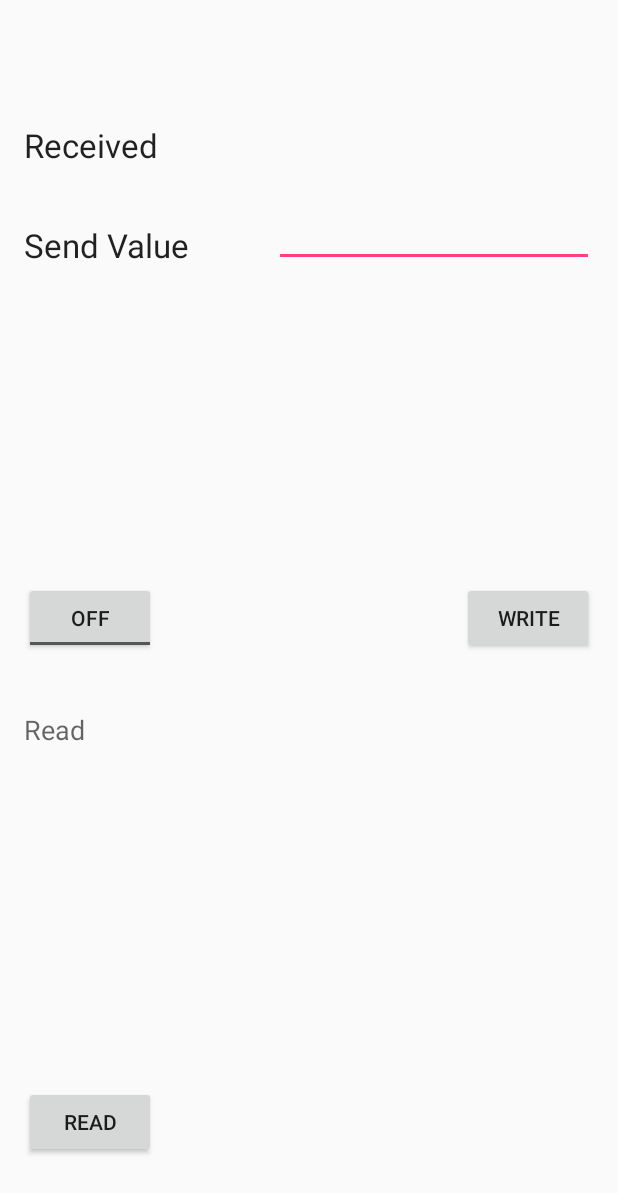
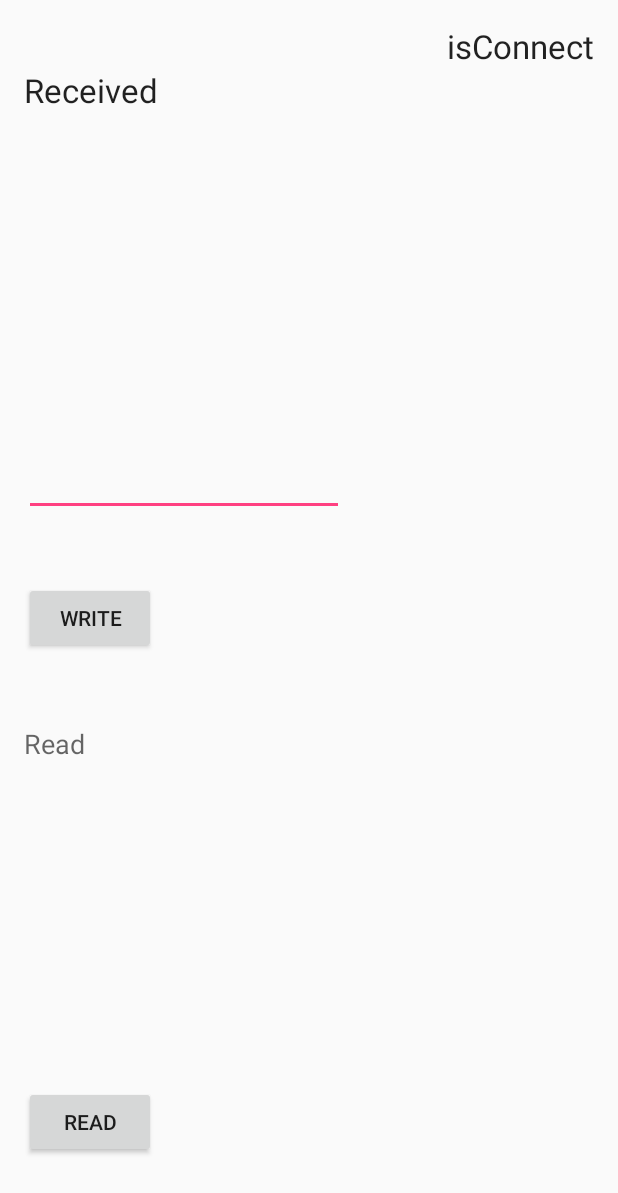
Before and after one commit to masanori840816/AndroidKtBleController, an Android app: the MainActivity screen opened directly, with no data from a screen before it, after a tap on "CENTRAL", on a phone screen of 412 x 824 dp. Shown: the top 1193 px of the screen. Run offline under Robolectric (Android 15) with nearby library versions, the phone set to English and light mode, and no system bars; 1 statement that could not run was skipped.

Commit message:
move function to CentralActivity
move function for checking permission of location to CentralActivity

```diff
--- a/app/src/main/java/jp/masanori/androidktblecontroller/CentralActivity.kt
+++ b/app/src/main/java/jp/masanori/androidktblecontroller/CentralActivity.kt
@@ -1,8 +1,8 @@
 package jp.masanori.androidktblecontroller
 
+import android.Manifest
 import android.annotation.TargetApi
 import android.app.Activity
-import android.support.v7.app.AppCompatActivity
 import android.os.Bundle
 import android.bluetooth.BluetoothAdapter
 import android.bluetooth.BluetoothDevice
@@ -21,26 +21,30 @@ import android.content.BroadcastReceiver
 import android.content.Context
 import android.content.Intent
 import android.content.IntentFilter
+import android.content.pm.PackageManager
 import android.os.Build
 import android.os.ParcelUuid
 import android.support.v4.app.FragmentActivity
 import android.util.Log
-import android.view.View
 import android.widget.Button
 import android.widget.EditText
 import android.widget.TextView
 import java.util.UUID
 
 class CentralActivity : FragmentActivity() {
+    private final enum class RequestNum(var num: Int){
+        PERMISSION_LOCATION(0)
+        , BLE_ON(1)
+    }
     private var bleManager: BluetoothManager? = null
     private var bleAdapter: BluetoothAdapter? = null
     private var bleScanner: BluetoothLeScanner? = null
     private var bleGatt: BluetoothGatt? = null
     private var bleCharacteristic: BluetoothGattCharacteristic? = null
     private final var locationAccesser = LocationAccesser()
+    private var textIsConnected: TextView? = null
     private var textReceived: TextView? = null
     private var textRead: TextView? = null
-    private final var REQUEST_NUM_BLE_ON = 1
 
     fun onGpsEnabled(){
         // 2016.03.08現在GPSを求めるのはAndroid6.0以上のみ.
@@ -53,26 +57,27 @@ class CentralActivity : FragmentActivity() {
         bleManager = getSystemService(Context.BLUETOOTH_SERVICE) as BluetoothManager
         bleAdapter = bleManager!!.adapter
 
-        textReceived = findViewById(R.id.text_received) as TextView
+        textIsConnected = findViewById(R.id.text_central_isconnect) as TextView
+        textReceived = findViewById(R.id.text_central_received) as TextView
 
-        var editTextWrite = findViewById(R.id.edittext_write) as EditText
-        var buttonWrite = findViewById(R.id.button_write) as Button
-        buttonWrite!!.setOnClickListener {
+        var editTextWrite = findViewById(R.id.edit_central_write) as EditText
+        var buttonWrite = findViewById(R.id.button_central_write) as Button
+        buttonWrite.setOnClickListener {
             writeText(editTextWrite.text.toString())
         }
 
-        textRead = findViewById(R.id.text_read) as TextView
-        var buttonRead = findViewById(R.id.button_read) as Button
-        buttonRead!!.setOnClickListener{
+        textRead = findViewById(R.id.text_central_read) as TextView
+        var buttonRead = findViewById(R.id.button_central_read) as Button
+        buttonRead.setOnClickListener{
             readText()
         }
-        // BluetoothがOffならインテントを表示する.
-        if(bleAdapter!!.isEnabled) {
-            scanNewDevice()
+        // Android6.0以降なら権限確認.
+        if (Build.VERSION.SDK_INT >= Build.VERSION_CODES.M) {
+            requestBlePermission()
         }
         else{
-            // Intentでボタンを押すとonActivityResultが実行されるので、第二引数の番号を元に処理を行う.
-            startActivityForResult(Intent(BluetoothAdapter.ACTION_REQUEST_ENABLE), REQUEST_NUM_BLE_ON)
+            // BluetoothがOnかを確認.
+            requestBleOn()
         }
         //
         registerReceiver(broadcastReceiver, IntentFilter(BluetoothDevice.ACTION_ACL_CONNECTED))
@@ -81,7 +86,7 @@ class CentralActivity : FragmentActivity() {
         // Intentでユーザーがボタンを押したら実行.
         super.onActivityResult(requestCode, resultCode, data)
         when(requestCode) {
-            REQUEST_NUM_BLE_ON -> {
+            RequestNum.BLE_ON.num -> {
                 if(bleAdapter!!.isEnabled()){
                     // BLEが使用可能ならスキャン開始.
                     scanNewDevice()
@@ -91,6 +96,20 @@ class CentralActivity : FragmentActivity() {
                 if(resultCode == Activity.RESULT_OK){
                     onGpsEnabled()
                 }
+            }
+        }
+    }
+    override fun onRequestPermissionsResult(requestCode: Int, permissions: Array<String>, grantResults: IntArray) {
+        // 権限リクエストの結果を取得する.
+        when(requestCode){
+            RequestNum.PERMISSION_LOCATION.num -> {
+                if (grantResults[0] == PackageManager.PERMISSION_GRANTED) {
+                    // 権限が付与されたらBluetoothがOnかを確認.
+                    requestBleOn()
+                }
+            }
+            else ->{
+                super.onRequestPermissionsResult(requestCode, permissions, grantResults)
             }
         }
     }
@@ -115,6 +134,28 @@ class CentralActivity : FragmentActivity() {
             }
             bleGatt = null
         }
+        textIsConnected?.text = resources.getString(R.string.ble_status_disconnected)
+    }
+    @TargetApi(Build.VERSION_CODES.M)
+    private fun requestBlePermission() {
+        if (checkSelfPermission(Manifest.permission.ACCESS_COARSE_LOCATION) == PackageManager.PERMISSION_GRANTED) {
+            // 権限が付与されたらBluetoothがOnかを確認.
+            requestBleOn()
+        }
+        else{
+            // 権限が付与されていない場合はリクエスト.
+            requestPermissions(arrayOf(Manifest.permission.ACCESS_COARSE_LOCATION), RequestNum.PERMISSION_LOCATION.num)
+        }
+    }
+    private fun requestBleOn(){
+        // BluetoothがOffならインテントを表示する.
+        if(bleAdapter!!.isEnabled) {
+            scanNewDevice()
+        }
+        else{
+            // Intentでボタンを押すとonActivityResultが実行されるので、第二引数の番号を元に処理を行う.
+            startActivityForResult(Intent(BluetoothAdapter.ACTION_REQUEST_ENABLE), RequestNum.BLE_ON.num)
+        }
     }
     private final val bleGattCallback = object : BluetoothGattCallback() {
         override fun onConnectionStateChange(gatt: BluetoothGatt, status: Int, stateNum: Int) {
@@ -127,6 +168,7 @@ class CentralActivity : FragmentActivity() {
                 BluetoothProfile.STATE_DISCONNECTED ->{
                     // 接続が切れたらGATTを空にする.
                     bleGatt!!.close()
+                    textIsConnected?.text = resources.getString(R.string.ble_status_disconnected)
                 }
             }
         }
@@ -154,6 +196,7 @@ class CentralActivity : FragmentActivity() {
                     bleGatt!!.writeDescriptor(_bleDescriptor)
                     // 接続が終わったらScanを止める.
                     bleScanner!!.stopScan(bleScanCallback!!)
+                    textIsConnected?.text = resources.getString(R.string.ble_status_connected)
                 }
             }
         }
@@ -196,7 +239,6 @@ class CentralActivity : FragmentActivity() {
                     scanNewDevice()
                 }
             }
-
         }
     }
     private fun scanNewDevice(){
--- a/app/src/main/java/jp/masanori/androidktblecontroller/MainActivity.kt
+++ b/app/src/main/java/jp/masanori/androidktblecontroller/MainActivity.kt
@@ -1,19 +1,13 @@
 package jp.masanori.androidktblecontroller
 
-import android.Manifest
-import android.annotation.TargetApi
 import android.content.Intent
 import android.content.pm.PackageManager
-import android.os.Build
 import android.support.v7.app.AppCompatActivity
 import android.os.Bundle
 import android.widget.Button
 import android.widget.Toast
 
 class MainActivity : AppCompatActivity() {
-    private var isPermissionAllowed = false
-    private final var REQUEST_NUM_PERMISSION_LOCATION = 0
-
     override fun onCreate(savedInstanceState: Bundle?) {
         super.onCreate(savedInstanceState)
         setContentView(R.layout.activity_main)
@@ -23,22 +17,11 @@ class MainActivity : AppCompatActivity() {
             Toast.makeText(this, R.string.ble_is_not_supported, Toast.LENGTH_SHORT).show()
             finish()
         }
-        // Android6.0以降なら権限確認.
-        if (Build.VERSION.SDK_INT >= Build.VERSION_CODES.M) {
-            this.requestBlePermission()
-        }
-        else{
-            isPermissionAllowed = true;
-        }
+
         var buttonCentral = findViewById(R.id.button_central) as Button
         buttonCentral.setOnClickListener{
-            if(isPermissionAllowed){
-                var intentCentral = Intent(this, CentralActivity::class.java)
-                startActivity(intentCentral)
-            }
-            else if(Build.VERSION.SDK_INT >= Build.VERSION_CODES.M) {
-                this.requestBlePermission()
-            }
+            var intentCentral = Intent(this, CentralActivity::class.java)
+            startActivity(intentCentral)
         }
         var buttonPeripheral = findViewById(R.id.button_peripheral) as Button
         buttonPeripheral.setOnClickListener{
@@ -46,25 +29,5 @@ class MainActivity : AppCompatActivity() {
             startActivity(intentPeripheral)
         }
     }
-    @TargetApi(Build.VERSION_CODES.M)
-    private fun requestBlePermission() {
-        // 権限が許可されていない場合はリクエスト.
-        if (checkSelfPermission(Manifest.permission.ACCESS_COARSE_LOCATION) == PackageManager.PERMISSION_GRANTED) {
-            isPermissionAllowed = true
-        }
-        else{
-            requestPermissions(arrayOf(Manifest.permission.ACCESS_COARSE_LOCATION), REQUEST_NUM_PERMISSION_LOCATION)
-        }
-    }
 
-    override fun onRequestPermissionsResult(requestCode: Int, permissions: Array<String>, grantResults: IntArray) {
-        // 権限リクエストの結果を取得する.
-        if (requestCode == REQUEST_NUM_PERMISSION_LOCATION) {
-            if (grantResults[0] == PackageManager.PERMISSION_GRANTED) {
-                isPermissionAllowed = true
-            }
-        } else {
-            super.onRequestPermissionsResult(requestCode, permissions, grantResults)
-        }
-    }
 }
--- a/app/src/main/java/jp/masanori/androidktblecontroller/PeripheralActivity.kt
+++ b/app/src/main/java/jp/masanori/androidktblecontroller/PeripheralActivity.kt
@@ -144,8 +144,6 @@ class PeripheralActivity : FragmentActivity() {
             characteristic.value = value
             runOnUiThread {
                 textReceivedValue?.text = characteristic.getStringValue(offset)
-
-                Log.d("Peripheral" , textReceivedValue?.text.toString())
             }
             if(responseNeeded){
                 bleGattServer!!.sendResponse(device, requestId, BluetoothGatt.GATT_SUCCESS
--- a/app/src/main/res/layout/activity_central.xml
+++ b/app/src/main/res/layout/activity_central.xml
@@ -13,53 +13,42 @@
         android:layout_width="wrap_content"
         android:layout_height="wrap_content"
         android:textAppearance="?android:attr/textAppearanceLarge"
-        android:text="Received"
-        android:id="@+id/text_received"
+        android:text="isConnect"
+        android:id="@+id/text_central_isconnect"
         android:layout_alignParentTop="true"
-        android:layout_alignParentStart="true"
-        android:layout_marginTop="66dp" />
-
+        android:layout_alignParentEnd="true" />
     <TextView
         android:layout_width="wrap_content"
         android:layout_height="wrap_content"
         android:textAppearance="?android:attr/textAppearanceLarge"
-        android:text="Send Value"
-        android:id="@+id/text_auto_send_value"
-        android:layout_below="@+id/text_received"
-        android:layout_alignParentStart="true"
-        android:layout_marginTop="37dp" />
-
-    <ToggleButton
-        android:layout_width="wrap_content"
-        android:layout_height="wrap_content"
-        android:text="Auto"
-        android:id="@+id/toggle_auto"
-        android:layout_centerVertical="true"
+        android:text="Received"
+        android:id="@+id/text_central_received"
+        android:layout_below="@+id/text_central_isconnect"
         android:layout_alignParentStart="true" />
 
     <Button
         android:layout_width="wrap_content"
         android:layout_height="wrap_content"
         android:text="Write"
-        android:id="@+id/button_write"
+        android:id="@+id/button_central_write"
         android:layout_centerVertical="true"
-        android:layout_alignParentEnd="true" />
+        android:layout_alignParentStart="true" />
 
     <EditText
         android:layout_width="wrap_content"
         android:layout_height="wrap_content"
         android:inputType="textMultiLine"
         android:ems="10"
-        android:id="@+id/edittext_write"
-        android:layout_alignTop="@+id/text_received"
-        android:layout_alignEnd="@+id/button_write"
-        android:layout_alignBottom="@+id/text_auto_send_value" />
+        android:id="@+id/edit_central_write"
+        android:layout_above="@+id/button_central_write"
+        android:layout_alignParentStart="true"
+        android:layout_marginBottom="44dp" />
 
     <Button
         android:layout_width="wrap_content"
         android:layout_height="wrap_content"
         android:text="Read"
-        android:id="@+id/button_read"
+        android:id="@+id/button_central_read"
         android:layout_alignParentBottom="true"
         android:layout_alignParentStart="true"
         android:layout_marginBottom="36dp" />
@@ -69,9 +58,9 @@
         android:layout_height="wrap_content"
         android:textAppearance="?android:attr/textAppearanceMedium"
         android:text="Read"
-        android:id="@+id/text_read"
-        android:layout_below="@+id/toggle_auto"
-        android:layout_alignParentStart="true"
-        android:layout_marginTop="38dp" />
+        android:id="@+id/text_central_read"
+        android:layout_marginTop="47dp"
+        android:layout_below="@+id/button_central_write"
+        android:layout_alignParentStart="true" />
 
 </RelativeLayout>
--- a/app/src/main/res/values/strings.xml
+++ b/app/src/main/res/values/strings.xml
@@ -6,4 +6,6 @@
     <string name="uuid_characteristic">7F855F82-9378-4508-A3D2-CD989104AF22</string>
     <string name="uuid_characteristic_config">00002902-0000-1000-8000-00805f9b34fb</string>
     <string name="error_title">Error</string>
+    <string name="ble_status_connected">Connected</string>
+    <string name="ble_status_disconnected">Disconnected</string>
 </resources>
```
Also changed, not shown: app/src/main/res/layout/activity_peripheral.xml (+12 -1 lines).
